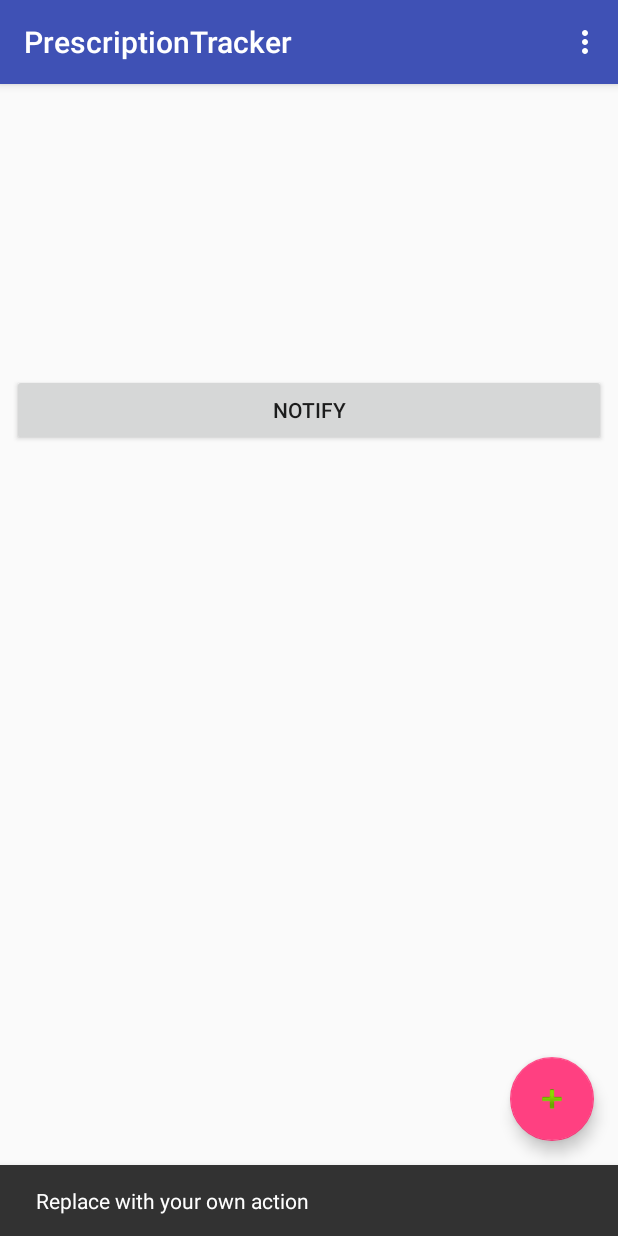
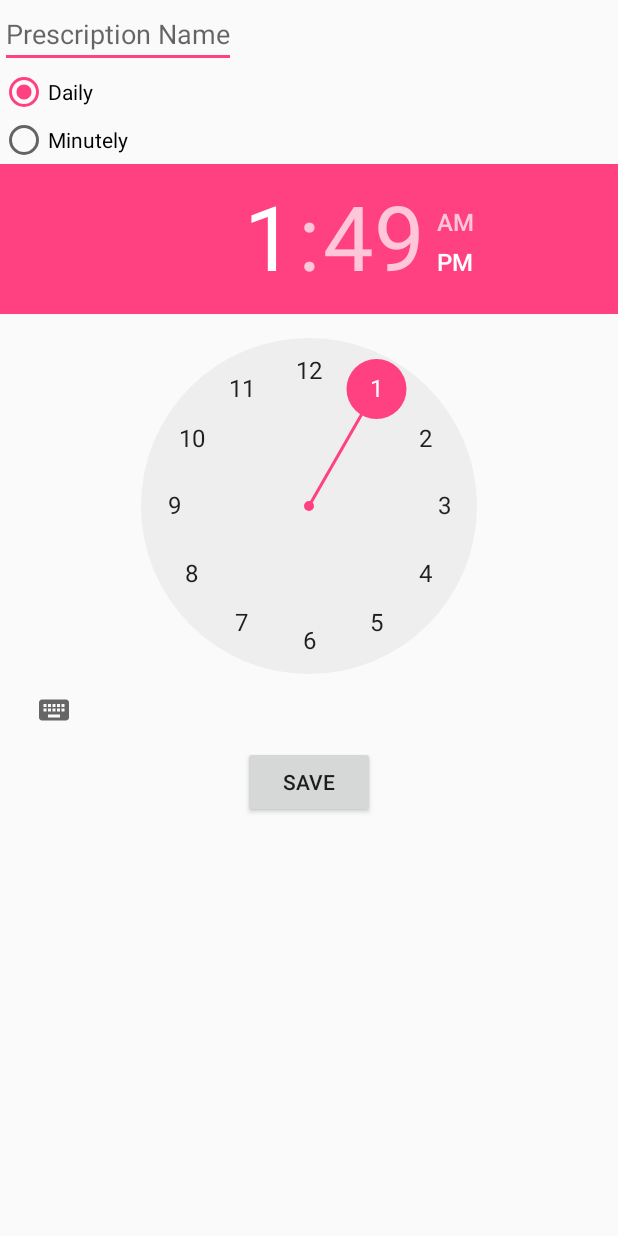
Before and after one commit to trevynmace/prescriptionTracker, an Android app: the screen it shows after launch (MainActivity before the commit, AddPrescriptionActivity after it), after a tap on an icon or button, on a phone screen of 412 x 824 dp. Run offline under Robolectric (Android 15) with nearby library versions, the phone set to English and light mode, and no system bars.

Commit message:
added some new elements anda  new activity

```diff
--- a/PrescriptionTracker/app/src/main/AndroidManifest.xml
+++ b/PrescriptionTracker/app/src/main/AndroidManifest.xml
@@ -19,6 +19,9 @@
                 <category android:name="android.intent.category.LAUNCHER"/>
             </intent-filter>
         </activity>
+        <activity android:name=".AddPrescriptionActivity"
+                  android:label="AddPrescription"
+                  android:theme="@style/AppTheme.NoActionBar"/>
     </application>
 
 </manifest>
--- /dev/null
+++ b/PrescriptionTracker/app/src/main/java/com/trevynmace/prescriptiontracker/AddPrescriptionActivity.java
@@ -0,0 +1,16 @@
+package com.trevynmace.prescriptiontracker;
+
+import android.os.Bundle;
+import android.support.v7.app.AppCompatActivity;
+
+public class AddPrescriptionActivity extends AppCompatActivity
+{
+    @Override
+    protected void onCreate(Bundle savedInstanceState)
+    {
+        super.onCreate(savedInstanceState);
+        setContentView(R.layout.add_prescription_activity);
+
+        //TODO: need to get save button and other elements so we can save that data to the preferences api and then load that data into the list on the main activity
+    }
+}
--- a/PrescriptionTracker/app/src/main/java/com/trevynmace/prescriptiontracker/MainActivity.java
+++ b/PrescriptionTracker/app/src/main/java/com/trevynmace/prescriptiontracker/MainActivity.java
@@ -1,18 +1,15 @@
 package com.trevynmace.prescriptiontracker;
 
-import android.app.Notification;
 import android.app.NotificationManager;
-import android.content.Context;
+import android.content.Intent;
 import android.os.Bundle;
 import android.support.design.widget.FloatingActionButton;
-import android.support.design.widget.Snackbar;
 import android.support.v7.app.AppCompatActivity;
 import android.support.v7.app.NotificationCompat;
 import android.support.v7.widget.Toolbar;
-import android.view.View;
 import android.view.Menu;
 import android.view.MenuItem;
-import android.widget.Button;
+import android.view.View;
 
 public class MainActivity extends AppCompatActivity
 {
@@ -31,18 +28,8 @@ public class MainActivity extends AppCompatActivity
             @Override
             public void onClick(View view)
             {
-                Snackbar.make(view, "Replace with your own action", Snackbar.LENGTH_LONG)
-                        .setAction("Action", null).show();
-            }
-        });
-
-        Button notificationButton = (Button)findViewById(R.id.notification_button);
-        notificationButton.setOnClickListener(new View.OnClickListener()
-        {
-            @Override
-            public void onClick(View view)
-            {
-                sendNotification();
+                Intent intent = new Intent(MainActivity.this, AddPrescriptionActivity.class);
+                MainActivity.this.startActivity(intent);
             }
         });
     }
@@ -56,7 +43,8 @@ public class MainActivity extends AppCompatActivity
                         .setContentText("CHUG DEM PILLZ!!!!!");
 
         NotificationManager mNotifyMgr = (NotificationManager) getSystemService(NOTIFICATION_SERVICE);
-        mNotifyMgr.notify(001, mBuilder.build());
+        double random = Math.random() * 1000;
+        mNotifyMgr.notify(((int) random), mBuilder.build());
     }
 
     @Override
--- /dev/null
+++ b/PrescriptionTracker/app/src/main/res/layout/add_prescription_activity.xml
@@ -0,0 +1,44 @@
+<?xml version="1.0" encoding="utf-8"?>
+<LinearLayout xmlns:android="http://schemas.android.com/apk/res/android"
+              android:orientation="vertical"
+              android:layout_width="match_parent"
+              android:layout_height="match_parent"
+              android:weightSum="1">
+
+    <EditText
+        android:layout_width="wrap_content"
+        android:layout_height="wrap_content"
+        android:id="@+id/prescription_name"
+        android:hint="@string/prescription_name"
+        />
+
+    <RadioGroup
+        android:layout_width="wrap_content"
+        android:layout_height="wrap_content"
+        android:id="@+id/frequency_radio_group">
+        <RadioButton
+            android:layout_width="wrap_content"
+            android:layout_height="wrap_content"
+            android:id="@+id/daily_radio_button"
+            android:text="@string/daily"
+            android:checked="true"/>
+        <RadioButton
+            android:layout_width="wrap_content"
+            android:layout_height="wrap_content"
+            android:id="@+id/minutely_radio_button"
+            android:text="@string/minutely"/>
+    </RadioGroup>
+
+    <TimePicker
+        android:layout_width="wrap_content"
+        android:layout_height="wrap_content"
+        android:id="@+id/time_picker"/>
+
+    <Button
+        android:layout_width="wrap_content"
+        android:layout_height="wrap_content"
+        android:layout_gravity="bottom|center"
+        android:id="@+id/save_prescription_button"
+        android:text="@string/save"/>
+
+</LinearLayout>
--- a/PrescriptionTracker/app/src/main/res/layout/content_main.xml
+++ b/PrescriptionTracker/app/src/main/res/layout/content_main.xml
@@ -9,19 +9,10 @@
     tools:context="com.trevynmace.prescriptiontracker.MainActivity"
     tools:showIn="@layout/activity_main">
 
-    <Button
-        android:id="@+id/notification_button"
-        android:text="@string/Notify"
-        android:layout_width="0dp"
-        android:layout_height="wrap_content"
-        tools:layout_constraintTop_creator="1"
-        tools:layout_constraintRight_creator="1"
-        android:layout_marginStart="8dp"
-        android:layout_marginEnd="8dp"
-        app:layout_constraintRight_toRightOf="parent"
-        android:layout_marginTop="193dp"
-        tools:layout_constraintLeft_creator="1"
-        app:layout_constraintLeft_toLeftOf="parent"
-        app:layout_constraintTop_toTopOf="parent"/>
+    <ListView
+        android:layout_width="match_parent"
+        android:layout_height="match_parent"
+        android:id="@+id/prescription_list">
+    </ListView>
 
 </android.support.constraint.ConstraintLayout>
--- a/PrescriptionTracker/app/src/main/res/values/strings.xml
+++ b/PrescriptionTracker/app/src/main/res/values/strings.xml
@@ -2,4 +2,8 @@
     <string name="app_name">PrescriptionTracker</string>
     <string name="action_settings">Settings</string>
     <string name="Notify">Notify</string>
+    <string name="prescription_name">Prescription Name</string>
+    <string name="daily">Daily</string>
+    <string name="minutely">Minutely</string>
+    <string name="save">Save</string>
 </resources>
```
